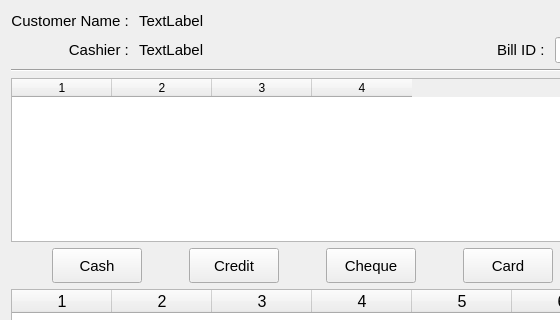
Old version of the form estorecpp/latepaymentwidget.ui in the repository Watti/estorecpp; both pictures show x 0 to 560 and y 0 to 320 of the 742 by 498 pixel window.
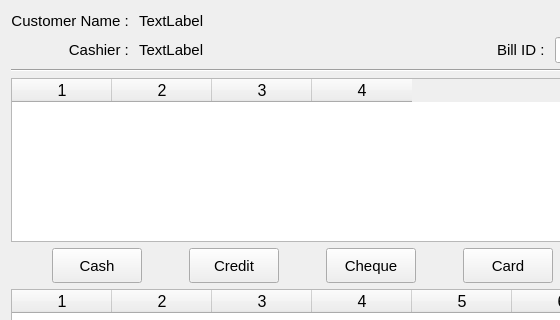
New version of the form. Icons and pictures are not drawn.

Diff of the .ui file:
```diff
--- a/estorecpp/latepaymentwidget.ui
+++ b/estorecpp/latepaymentwidget.ui
@@ -156,6 +156,11 @@
    </item>
    <item>
     <widget class="QTableWidget" name="bills">
+     <property name="font">
+      <font>
+       <pointsize>12</pointsize>
+      </font>
+     </property>
      <property name="columnCount">
       <number>4</number>
      </property>
```
